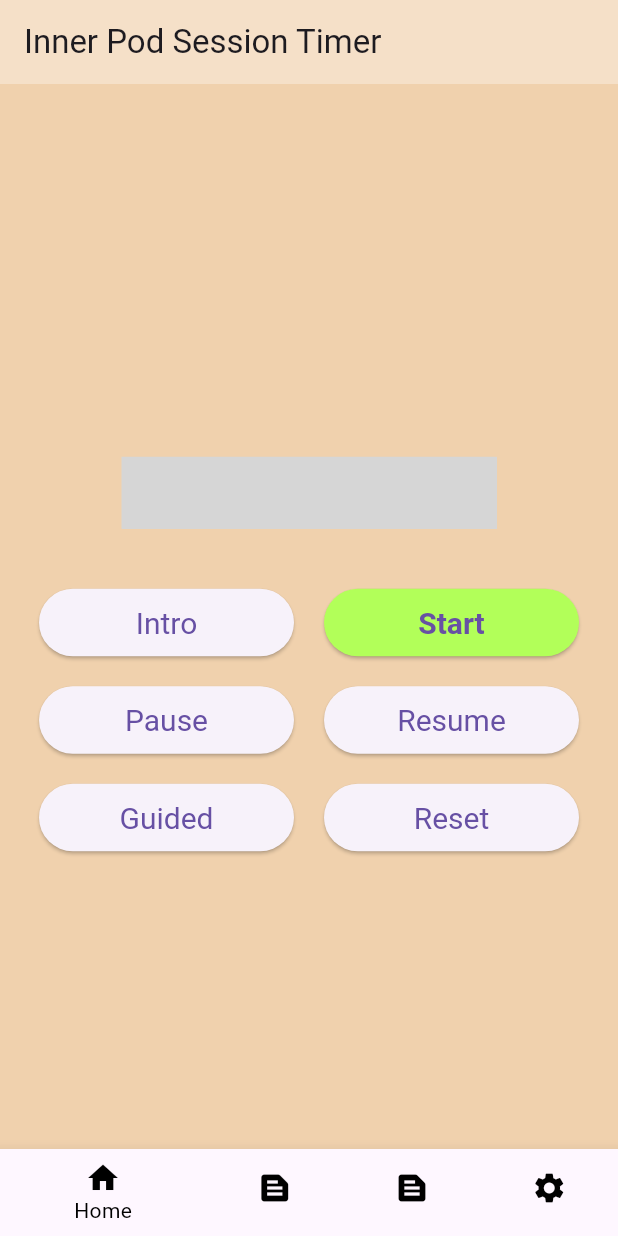
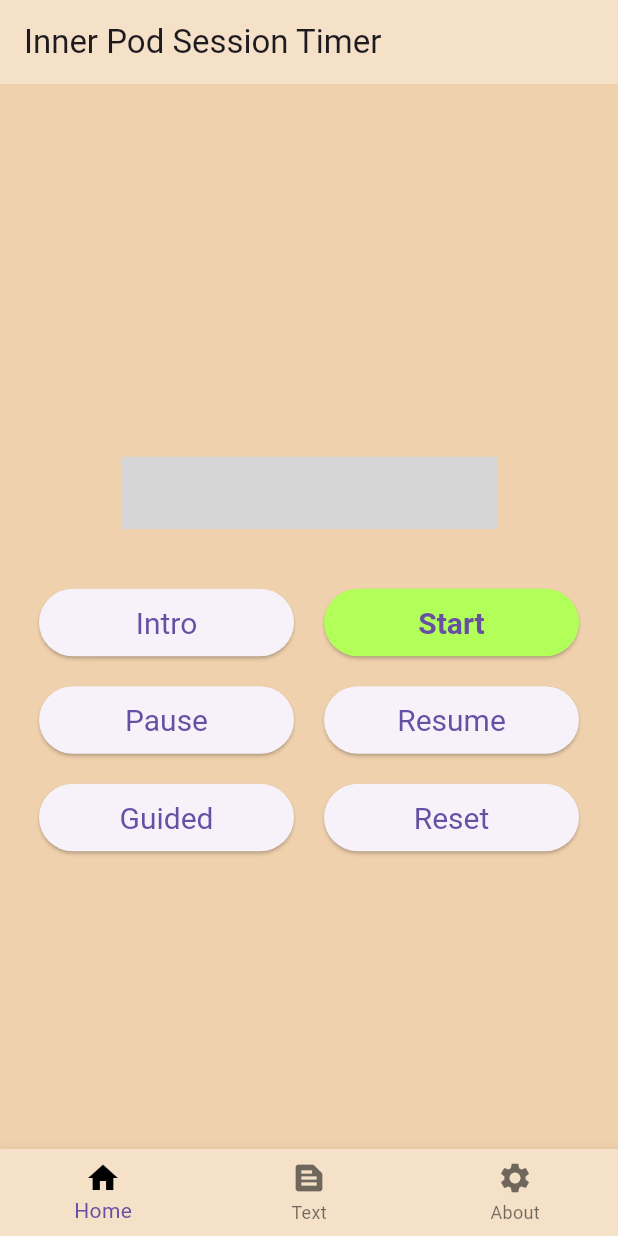
Before and after one commit to gjwgit/innerpod, a Flutter app: the screen it shows after launch, on a phone screen of 412 x 824 dp. Run offline on Flutter 3.47's test engine with Material 3 defaults, Android fonts, the phone set to English and light mode, and no system bars; our stand-ins replace audioplayers, wakelock_plus; missing offline and left inert: neon_circular_timer; grey boxes are pictures that could not be loaded.

Commit message:
Remove 1 bottom nav item to restore background color?

```diff
--- a/lib/main.dart
+++ b/lib/main.dart
@@ -1,6 +1,6 @@
 /// Main program for the inner pod session timing and logging.
 //
-// Time-stamp: <Sunday 2024-02-04 06:13:24 +1100 Graham Williams>
+// Time-stamp: <Sunday 2024-02-04 11:05:57 +1100 Graham Williams>
 //
 /// Copyright (C) 2024, Togaware Pty Ltd
 ///
@@ -82,9 +82,7 @@ class _InnerPodScaffoldState extends State<_InnerPodScaffold> {
         child: Timer(),
       ),
       bottomNavigationBar: BottomNavigationBar(
-        //      backgroundColor: Colors.red, // border,
-        unselectedItemColor: Colors.black,
-        selectedItemColor: Colors.black,
+        backgroundColor: border,
         items: const <BottomNavigationBarItem>[
           BottomNavigationBarItem(
             icon: Icon(Icons.home, color: Colors.black),
@@ -93,10 +91,6 @@ class _InnerPodScaffoldState extends State<_InnerPodScaffold> {
           BottomNavigationBarItem(
             icon: Icon(Icons.text_snippet),
             label: 'Text',
-          ),
-          BottomNavigationBarItem(
-            icon: Icon(Icons.text_snippet),
-            label: 'History',
           ),
           BottomNavigationBarItem(
             icon: Icon(Icons.settings),
```
